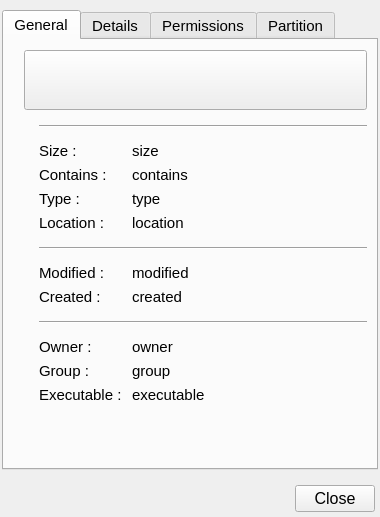
Before: the Qt Designer form app/corefm/propertiesw.ui in rahmanshaber/corebox, drawn with Qt 5.
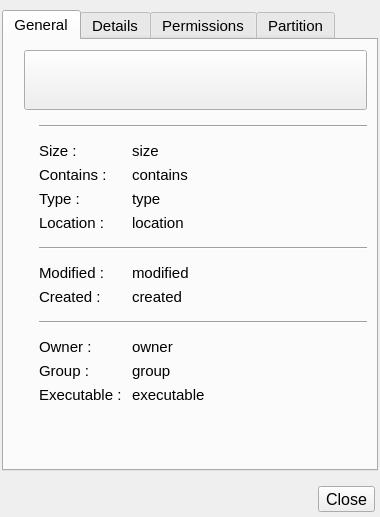
After: the same form once the commit is applied. Icons and pictures are not drawn.

```diff
--- a/app/corefm/propertiesw.ui
+++ b/app/corefm/propertiesw.ui
@@ -856,7 +856,7 @@
       </spacer>
      </item>
      <item>
-      <widget class="QPushButton" name="close">
+      <widget class="QToolButton" name="close">
        <property name="font">
         <font>
          <pointsize>12</pointsize>
```
Left out of the diff: 4 changed lines with no effect on the pictures.
